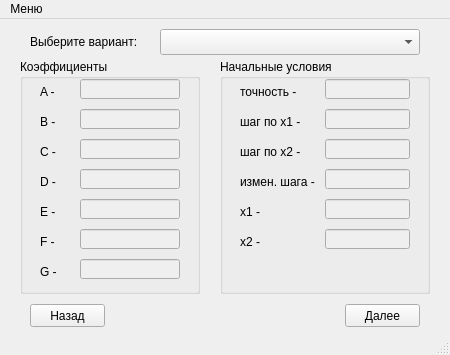
Eliminationzx/optimizationmethods, file branches/optimizationmethods/ui/getvariants.ui: the form before one commit.
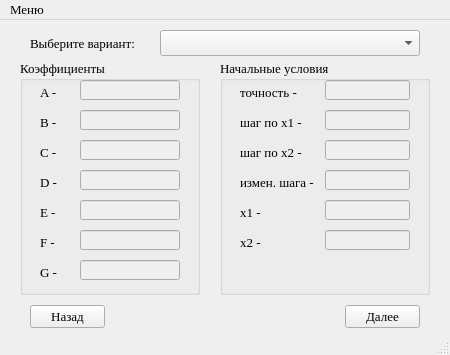
The form after the commit. Icons and pictures are not drawn.

```diff
--- a/branches/optimizationmethods/ui/getvariants.ui
+++ b/branches/optimizationmethods/ui/getvariants.ui
@@ -22,6 +22,12 @@
     <height>355</height>
    </size>
   </property>
+  <property name="font">
+   <font>
+    <family>Times New Roman</family>
+    <pointsize>10</pointsize>
+   </font>
+  </property>
   <property name="windowTitle">
    <string>Методы оптимизации 2010 - Выбор варианта</string>
   </property>
@@ -489,7 +495,7 @@
      <x>0</x>
      <y>0</y>
      <width>450</width>
-     <height>23</height>
+     <height>22</height>
     </rect>
    </property>
    <widget class="QMenu" name="menu">
```
